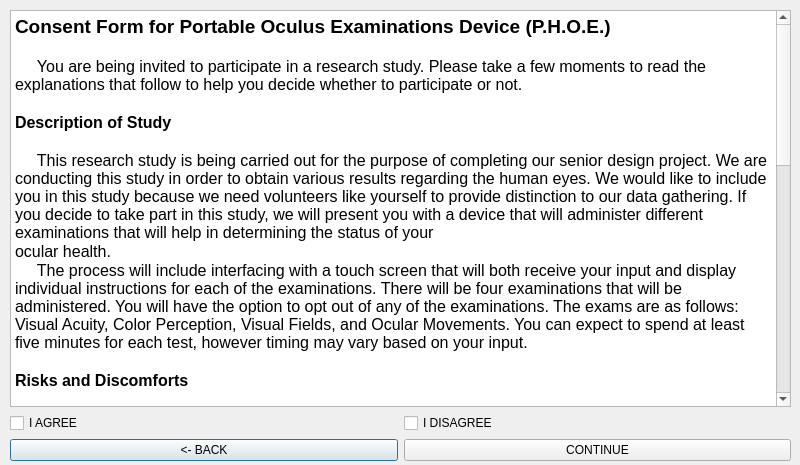
First picture: the form in Qt_Creator/projectPHOE/consent.ui, repository jdsalguer/senior_project, before the edit.
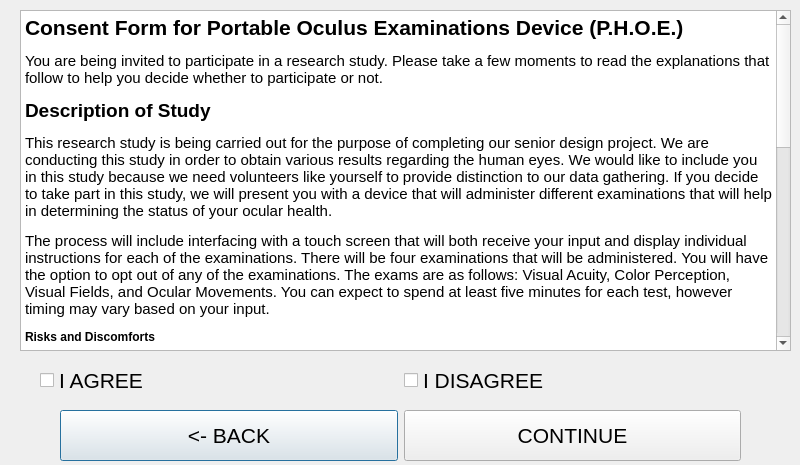
Second picture: the form after the edit.

What changed in the file:
```diff
--- a/Qt_Creator/projectPHOE/consent.ui
+++ b/Qt_Creator/projectPHOE/consent.ui
@@ -13,81 +13,122 @@
   <property name="windowTitle">
    <string>Dialog</string>
   </property>
-  <widget class="QWidget" name="">
-   <property name="geometry">
-    <rect>
-     <x>10</x>
-     <y>10</y>
-     <width>781</width>
-     <height>451</height>
-    </rect>
-   </property>
-   <layout class="QVBoxLayout" name="verticalLayout">
-    <item>
      <widget class="QTextBrowser" name="textBrowser">
+   <property name="geometry">
+    <rect>
+     <x>20</x>
+     <y>10</y>
+     <width>771</width>
+     <height>341</height>
+    </rect>
+   </property>
       <property name="html">
        <string>&lt;!DOCTYPE HTML PUBLIC &quot;-//W3C//DTD HTML 4.0//EN&quot; &quot;http://www.w3.org/TR/REC-html40/strict.dtd&quot;&gt;
 &lt;html&gt;&lt;head&gt;&lt;meta name=&quot;qrichtext&quot; content=&quot;1&quot; /&gt;&lt;style type=&quot;text/css&quot;&gt;
 p, li { white-space: pre-wrap; }
-&lt;/style&gt;&lt;/head&gt;&lt;body style=&quot; font-family:'MS Shell Dlg 2'; font-size:8.25pt; font-weight:400; font-style:normal;&quot;&gt;
-&lt;p style=&quot; margin-top:0px; margin-bottom:0px; margin-left:0px; margin-right:0px; -qt-block-indent:0; text-indent:0px;&quot;&gt;&lt;span style=&quot; font-size:14pt; font-weight:600;&quot;&gt;Consent Form for Portable Oculus Examinations Device (P.H.O.E.) &lt;/span&gt;&lt;/p&gt;
-&lt;p style=&quot;-qt-paragraph-type:empty; margin-top:0px; margin-bottom:0px; margin-left:0px; margin-right:0px; -qt-block-indent:0; text-indent:0px; font-size:12pt;&quot;&gt;&lt;br /&gt;&lt;/p&gt;
-&lt;p style=&quot; margin-top:0px; margin-bottom:0px; margin-left:0px; margin-right:0px; -qt-block-indent:0; text-indent:0px;&quot;&gt;&lt;span style=&quot; font-size:12pt;&quot;&gt;     You are being invited to participate in a research study. Please take a few moments to read the explanations that follow to help you decide whether to participate or not.&lt;/span&gt;&lt;/p&gt;
-&lt;p style=&quot;-qt-paragraph-type:empty; margin-top:0px; margin-bottom:0px; margin-left:0px; margin-right:0px; -qt-block-indent:0; text-indent:0px; font-size:12pt;&quot;&gt;&lt;br /&gt;&lt;/p&gt;
-&lt;p style=&quot; margin-top:0px; margin-bottom:0px; margin-left:0px; margin-right:0px; -qt-block-indent:0; text-indent:0px;&quot;&gt;&lt;span style=&quot; font-size:12pt; font-weight:600;&quot;&gt;Description of Study &lt;/span&gt;&lt;/p&gt;
-&lt;p style=&quot;-qt-paragraph-type:empty; margin-top:0px; margin-bottom:0px; margin-left:0px; margin-right:0px; -qt-block-indent:0; text-indent:0px; font-size:12pt;&quot;&gt;&lt;br /&gt;&lt;/p&gt;
-&lt;p style=&quot; margin-top:0px; margin-bottom:0px; margin-left:0px; margin-right:0px; -qt-block-indent:0; text-indent:0px;&quot;&gt;&lt;span style=&quot; font-size:12pt;&quot;&gt;     This research study is being carried out for the purpose of completing our senior design project. We are conducting this study in order to obtain various results regarding the human eyes. We would like to include you in this study because we need volunteers like yourself to provide distinction to our data gathering. If you decide to take part in this study, we will present you with a device that will administer different examinations that will help in determining the status of your&lt;/span&gt;&lt;/p&gt;
-&lt;p style=&quot; margin-top:0px; margin-bottom:0px; margin-left:0px; margin-right:0px; -qt-block-indent:0; text-indent:0px;&quot;&gt;&lt;span style=&quot; font-size:12pt;&quot;&gt;ocular health. &lt;/span&gt;&lt;/p&gt;
-&lt;p style=&quot; margin-top:0px; margin-bottom:0px; margin-left:0px; margin-right:0px; -qt-block-indent:0; text-indent:0px;&quot;&gt;&lt;span style=&quot; font-size:12pt;&quot;&gt;     The process will include interfacing with a touch screen that will both receive your input and display individual instructions for each of the examinations. There will be four examinations that will be administered. You will have the option to opt out of any of the examinations. The exams are as follows: Visual Acuity, Color Perception, Visual Fields, and Ocular Movements. You can expect to spend at least five minutes for each test, however timing may vary based on your input. &lt;/span&gt;&lt;/p&gt;
-&lt;p style=&quot;-qt-paragraph-type:empty; margin-top:0px; margin-bottom:0px; margin-left:0px; margin-right:0px; -qt-block-indent:0; text-indent:0px; font-size:12pt;&quot;&gt;&lt;br /&gt;&lt;/p&gt;
-&lt;p style=&quot; margin-top:0px; margin-bottom:0px; margin-left:0px; margin-right:0px; -qt-block-indent:0; text-indent:0px;&quot;&gt;&lt;span style=&quot; font-size:12pt; font-weight:600;&quot;&gt;Risks and Discomforts&lt;/span&gt;&lt;/p&gt;
-&lt;p style=&quot;-qt-paragraph-type:empty; margin-top:0px; margin-bottom:0px; margin-left:0px; margin-right:0px; -qt-block-indent:0; text-indent:0px; font-size:12pt;&quot;&gt;&lt;br /&gt;&lt;/p&gt;
-&lt;p style=&quot; margin-top:0px; margin-bottom:0px; margin-left:0px; margin-right:0px; -qt-block-indent:0; text-indent:0px;&quot;&gt;&lt;span style=&quot; font-size:12pt;&quot;&gt;     One of the examinations will require the room lighting to be turned off for a brief period of time before being turned back on. This will not cause any damage to the eyes. The screen brightness levels will also be adjusted for each examination (dimmer when closer to the device and brighter as the distance from you to the device increases) to allow for visual comfort.   &lt;/span&gt;&lt;/p&gt;
-&lt;p style=&quot;-qt-paragraph-type:empty; margin-top:0px; margin-bottom:0px; margin-left:0px; margin-right:0px; -qt-block-indent:0; text-indent:0px; font-size:12pt;&quot;&gt;&lt;br /&gt;&lt;/p&gt;
-&lt;p style=&quot; margin-top:0px; margin-bottom:0px; margin-left:0px; margin-right:0px; -qt-block-indent:0; text-indent:0px;&quot;&gt;&lt;span style=&quot; font-size:12pt; font-weight:600;&quot;&gt;Possible Benefits &lt;/span&gt;&lt;/p&gt;
-&lt;p style=&quot;-qt-paragraph-type:empty; margin-top:0px; margin-bottom:0px; margin-left:0px; margin-right:0px; -qt-block-indent:0; text-indent:0px; font-size:12pt;&quot;&gt;&lt;br /&gt;&lt;/p&gt;
-&lt;p style=&quot; margin-top:0px; margin-bottom:0px; margin-left:0px; margin-right:0px; -qt-block-indent:0; text-indent:0px;&quot;&gt;&lt;span style=&quot; font-size:12pt;&quot;&gt;     By agreeing to participate in this study you may have your data stored for a period of up to six years to allow ABET to view the project as a whole.&lt;/span&gt;&lt;/p&gt;
-&lt;p style=&quot;-qt-paragraph-type:empty; margin-top:0px; margin-bottom:0px; margin-left:0px; margin-right:0px; -qt-block-indent:0; text-indent:0px; font-size:12pt;&quot;&gt;&lt;br /&gt;&lt;/p&gt;
-&lt;p style=&quot; margin-top:0px; margin-bottom:0px; margin-left:0px; margin-right:0px; -qt-block-indent:0; text-indent:0px;&quot;&gt;&lt;span style=&quot; font-size:12pt; font-weight:600;&quot;&gt;Confidentiality of Records &lt;/span&gt;&lt;/p&gt;
-&lt;p style=&quot;-qt-paragraph-type:empty; margin-top:0px; margin-bottom:0px; margin-left:0px; margin-right:0px; -qt-block-indent:0; text-indent:0px; font-size:12pt;&quot;&gt;&lt;br /&gt;&lt;/p&gt;
-&lt;p style=&quot; margin-top:0px; margin-bottom:0px; margin-left:0px; margin-right:0px; -qt-block-indent:0; text-indent:0px;&quot;&gt;&lt;span style=&quot; font-size:12pt;&quot;&gt;     Any and all examination results will be encrypted and stored on the device. This information will only be accessed and viewed by the researchers of the device, the advisor of the project and ABET evaluators.&lt;/span&gt;&lt;/p&gt;
-&lt;p style=&quot;-qt-paragraph-type:empty; margin-top:0px; margin-bottom:0px; margin-left:0px; margin-right:0px; -qt-block-indent:0; text-indent:0px; font-size:12pt;&quot;&gt;&lt;br /&gt;&lt;/p&gt;
-&lt;p style=&quot; margin-top:0px; margin-bottom:0px; margin-left:0px; margin-right:0px; -qt-block-indent:0; text-indent:0px;&quot;&gt;&lt;span style=&quot; font-size:12pt; font-weight:600;&quot;&gt;Contact Information for Researchers, Mentors, and IRB Chair&lt;/span&gt;&lt;/p&gt;
-&lt;p style=&quot;-qt-paragraph-type:empty; margin-top:0px; margin-bottom:0px; margin-left:0px; margin-right:0px; -qt-block-indent:0; text-indent:0px; font-size:12pt;&quot;&gt;&lt;br /&gt;&lt;/p&gt;
-&lt;p style=&quot; margin-top:0px; margin-bottom:0px; margin-left:0px; margin-right:0px; -qt-block-indent:0; text-indent:0px;&quot;&gt;&lt;span style=&quot; font-size:12pt;&quot;&gt;     You are encouraged to ask any questions you may have about the study now. If you have any questions later or if you have any concerns about this study and your participation in it, please feel free to contact Aleesha Feole (feolea@sunyit.edu), Juan Salguero (salguej@sunyit.edu), and Lesther Reynoso (reynosl@sunyit.edu). You may also contact William Thisleton (thistlet@sunyit.edu), Jennifer Klimek-Yingling (klimekj@sunyit.edu) and Timothy Busch (buscht1@sunyit.edu). &lt;/span&gt;&lt;/p&gt;
-&lt;p style=&quot;-qt-paragraph-type:empty; margin-top:0px; margin-bottom:0px; margin-left:0px; margin-right:0px; -qt-block-indent:0; text-indent:0px; font-size:12pt;&quot;&gt;&lt;br /&gt;&lt;/p&gt;
-&lt;p style=&quot; margin-top:0px; margin-bottom:0px; margin-left:0px; margin-right:0px; -qt-block-indent:0; text-indent:0px;&quot;&gt;&lt;span style=&quot; font-size:12pt; font-weight:600;&quot;&gt;Statement that Research is Voluntary &lt;/span&gt;&lt;/p&gt;
-&lt;p style=&quot;-qt-paragraph-type:empty; margin-top:0px; margin-bottom:0px; margin-left:0px; margin-right:0px; -qt-block-indent:0; text-indent:0px; font-size:12pt;&quot;&gt;&lt;br /&gt;&lt;/p&gt;
-&lt;p style=&quot; margin-top:0px; margin-bottom:0px; margin-left:0px; margin-right:0px; -qt-block-indent:0; text-indent:0px;&quot;&gt;&lt;span style=&quot; font-size:12pt;&quot;&gt;     Your participation in this study is entirely voluntary. If you choose not to participate you will experience no adverse treatment. Throughout the examination you will have the option to opt out of any examination(s) you wish not to take. Also, you are free to withdraw from the study at any time, for any reason.&lt;/span&gt;&lt;/p&gt;
-&lt;p style=&quot;-qt-paragraph-type:empty; margin-top:0px; margin-bottom:0px; margin-left:0px; margin-right:0px; -qt-block-indent:0; text-indent:0px; font-size:12pt;&quot;&gt;&lt;br /&gt;&lt;/p&gt;
-&lt;p style=&quot; margin-top:0px; margin-bottom:0px; margin-left:0px; margin-right:0px; -qt-block-indent:0; text-indent:0px;&quot;&gt;&lt;span style=&quot; font-size:12pt; font-weight:600;&quot;&gt;Statement of Consent&lt;/span&gt;&lt;/p&gt;
-&lt;p style=&quot;-qt-paragraph-type:empty; margin-top:0px; margin-bottom:0px; margin-left:0px; margin-right:0px; -qt-block-indent:0; text-indent:0px; font-size:12pt;&quot;&gt;&lt;br /&gt;&lt;/p&gt;
-&lt;p style=&quot; margin-top:0px; margin-bottom:0px; margin-left:0px; margin-right:0px; -qt-block-indent:0; text-indent:0px;&quot;&gt;&lt;span style=&quot; font-size:12pt;&quot;&gt;     I have read the above information, and have received answers to any questions I have asked. I freely consent to take part in the study.&lt;/span&gt;&lt;/p&gt;&lt;/body&gt;&lt;/html&gt;</string>
-      </property>
-     </widget>
-    </item>
-    <item>
-     <layout class="QHBoxLayout" name="horizontalLayout_2">
+&lt;/style&gt;&lt;/head&gt;&lt;body style=&quot; font-family:'Ubuntu'; font-size:11pt; font-weight:400; font-style:normal;&quot;&gt;
+&lt;p style=&quot; margin-top:12px; margin-bottom:0px; margin-left:0px; margin-right:0px; -qt-block-indent:0; text-indent:0px; line-height:100%;&quot;&gt;&lt;span style=&quot; font-size:16pt; font-weight:600;&quot;&gt;Consent Form for Portable Oculus Examinations Device (P.H.O.E.) &lt;/span&gt;&lt;/p&gt;
+&lt;p style=&quot; margin-top:12px; margin-bottom:0px; margin-left:0px; margin-right:0px; -qt-block-indent:0; text-indent:0px; line-height:100%;&quot;&gt;You are being invited to participate in a research study. Please take a few moments to read the explanations that follow to help you decide whether to participate or not.&lt;/p&gt;
+&lt;p style=&quot; margin-top:12px; margin-bottom:0px; margin-left:0px; margin-right:0px; -qt-block-indent:0; text-indent:0px; line-height:100%;&quot;&gt;&lt;span style=&quot; font-size:14pt; font-weight:600;&quot;&gt;Description of Study&lt;/span&gt;&lt;/p&gt;
+&lt;p style=&quot; margin-top:12px; margin-bottom:0px; margin-left:0px; margin-right:0px; -qt-block-indent:0; text-indent:0px; line-height:100%;&quot;&gt;This research study is being carried out for the purpose of completing our senior design project. We are conducting this study in order to obtain various results regarding the human eyes. We would like to include you in this study because we need volunteers like yourself to provide distinction to our data gathering. If you decide to take part in this study, we will present you with a device that will administer different examinations that will help in determining the status of your ocular health. &lt;/p&gt;
+&lt;p style=&quot; margin-top:12px; margin-bottom:0px; margin-left:0px; margin-right:0px; -qt-block-indent:0; text-indent:0px; line-height:100%;&quot;&gt;&lt;a name=&quot;_GoBack&quot;&gt;&lt;/a&gt;The process will include interfacing with a touch screen that will both receive your input and display individual instructions for each of the examinations. There will be four examinations that will be administered. You will have the option to opt out of any of the examinations. The exams are as follows: Visual Acuity, Color Perception, Visual Fields, and Ocular Movements. You can expect to spend at least five minutes for each test, however timing may vary based on your input. &lt;/p&gt;
+&lt;p style=&quot; margin-top:12px; margin-bottom:12px; margin-left:0px; margin-right:0px; -qt-block-indent:0; text-indent:0px;&quot;&gt;&lt;span style=&quot; font-family:'Times New Roman, serif'; font-size:medium; font-weight:600;&quot;&gt;Risks and Discomforts&lt;/span&gt;&lt;/p&gt;
+&lt;p style=&quot; margin-top:12px; margin-bottom:0px; margin-left:0px; margin-right:0px; -qt-block-indent:0; text-indent:0px; line-height:100%;&quot;&gt;One of the examinations will require the room lighting to be turned off for a brief period of time before being turned back on. This will not cause any damage to the eyes. The screen brightness levels will also be adjusted for each examination (dimmer when closer to the device and brighter as the distance from you to the device increases) to allow for visual comfort. &lt;/p&gt;
+&lt;p style=&quot; margin-top:12px; margin-bottom:12px; margin-left:0px; margin-right:0px; -qt-block-indent:0; text-indent:0px;&quot;&gt;&lt;span style=&quot; font-family:'Times New Roman, serif'; font-size:medium; font-weight:600;&quot;&gt;Possible Benefits&lt;/span&gt;&lt;/p&gt;
+&lt;p style=&quot; margin-top:12px; margin-bottom:0px; margin-left:0px; margin-right:0px; -qt-block-indent:0; text-indent:0px; line-height:100%;&quot;&gt;By agreeing to participate in this study you may have your data stored for a period of up to six years to allow ABET to view the project as a whole.&lt;/p&gt;
+&lt;p style=&quot; margin-top:12px; margin-bottom:12px; margin-left:0px; margin-right:0px; -qt-block-indent:0; text-indent:0px;&quot;&gt;&lt;span style=&quot; font-family:'Times New Roman, serif'; font-size:medium; font-weight:600;&quot;&gt;Confidentiality of Records&lt;/span&gt;&lt;/p&gt;
+&lt;p style=&quot; margin-top:12px; margin-bottom:0px; margin-left:0px; margin-right:0px; -qt-block-indent:0; text-indent:0px; line-height:100%;&quot;&gt;Any and all examination results will be encrypted and stored on the device. This information will only be accessed and viewed by the researchers of the device, the advisor of the project and ABET evaluators.&lt;/p&gt;
+&lt;p style=&quot; margin-top:12px; margin-bottom:12px; margin-left:0px; margin-right:0px; -qt-block-indent:0; text-indent:0px;&quot;&gt;&lt;span style=&quot; font-family:'Times New Roman, serif'; font-size:medium; font-weight:600;&quot;&gt;Contact Information for Researchers, Mentors, and IRB Chair&lt;/span&gt;&lt;/p&gt;
+&lt;p style=&quot; margin-top:12px; margin-bottom:0px; margin-left:0px; margin-right:0px; -qt-block-indent:0; text-indent:0px; line-height:100%;&quot;&gt;You are encouraged to ask any questions you may have about the study now. If you have any questions later or if you have any concerns about this study and your participation in it, please feel free to contact Aleesha Feole (feolea@sunyit.edu), Juan Salguero (salguej@sunyit.edu), and Lesther Reynoso (reynosl@sunyit.edu). You may also contact William Thisleton (thistlet@sunyit.edu), Jennifer Klimek-Yingling (klimekj@sunyit.edu) and Timothy Busch (buscht1@sunyit.edu).&lt;/p&gt;
+&lt;p style=&quot; margin-top:12px; margin-bottom:12px; margin-left:0px; margin-right:0px; -qt-block-indent:0; text-indent:0px;&quot;&gt;&lt;span style=&quot; font-family:'Times New Roman, serif'; font-size:medium; font-weight:600;&quot;&gt;Statement that Research is Voluntary &lt;/span&gt;&lt;/p&gt;
+&lt;p style=&quot; margin-top:12px; margin-bottom:0px; margin-left:0px; margin-right:0px; -qt-block-indent:0; text-indent:0px; line-height:100%;&quot;&gt;Your participation in this study is entirely voluntary. If you choose not to participate you will experience no adverse treatment. Throughout the examination you will have the option to opt out of any examination(s) you wish not to take. Also, you are free to withdraw from the study at any time, for any reason.&lt;/p&gt;
+&lt;p style=&quot; margin-top:12px; margin-bottom:0px; margin-left:0px; margin-right:0px; -qt-block-indent:0; text-indent:0px; line-height:100%;&quot;&gt;&lt;span style=&quot; font-size:14pt; font-weight:600;&quot;&gt;Statement of Consent&lt;/span&gt;&lt;/p&gt;
+&lt;p style=&quot; margin-top:12px; margin-bottom:0px; margin-left:0px; margin-right:0px; -qt-block-indent:0; text-indent:0px; line-height:100%;&quot;&gt;I have read the above information, and have received answers to any questions I have asked. I freely consent to take part in the study. &lt;/p&gt;&lt;/body&gt;&lt;/html&gt;</string>
+   </property>
+  </widget>
+  <widget class="QWidget" name="">
+   <property name="geometry">
+    <rect>
+     <x>40</x>
+     <y>360</y>
+     <width>721</width>
+     <height>41</height>
+    </rect>
+   </property>
+   <layout class="QHBoxLayout" name="horizontalLayout">
       <item>
        <widget class="QCheckBox" name="agreecheckBox">
+      <property name="sizePolicy">
+       <sizepolicy hsizetype="Minimum" vsizetype="Expanding">
+        <horstretch>0</horstretch>
+        <verstretch>0</verstretch>
+       </sizepolicy>
+      </property>
+      <property name="font">
+       <font>
+        <pointsize>16</pointsize>
+       </font>
+      </property>
         <property name="text">
          <string>I AGREE</string>
         </property>
+      <property name="iconSize">
+       <size>
+        <width>32</width>
+        <height>32</height>
+       </size>
+      </property>
        </widget>
       </item>
       <item>
        <widget class="QCheckBox" name="disagreecheckBox">
+      <property name="sizePolicy">
+       <sizepolicy hsizetype="Minimum" vsizetype="Expanding">
+        <horstretch>0</horstretch>
+        <verstretch>0</verstretch>
+       </sizepolicy>
+      </property>
+      <property name="font">
+       <font>
+        <pointsize>16</pointsize>
+       </font>
+      </property>
         <property name="text">
          <string>I DISAGREE</string>
         </property>
+      <property name="iconSize">
+       <size>
+        <width>32</width>
+        <height>32</height>
+       </size>
+      </property>
        </widget>
       </item>
      </layout>
-    </item>
-    <item>
-     <layout class="QHBoxLayout" name="horizontalLayout">
+  </widget>
+  <widget class="QWidget" name="">
+   <property name="geometry">
+    <rect>
+     <x>60</x>
+     <y>410</y>
+     <width>681</width>
+     <height>51</height>
+    </rect>
+   </property>
+   <layout class="QHBoxLayout" name="horizontalLayout_2">
       <item>
        <widget class="QPushButton" name="consentbackButton">
+      <property name="sizePolicy">
+       <sizepolicy hsizetype="Minimum" vsizetype="Expanding">
+        <horstretch>0</horstretch>
+        <verstretch>0</verstretch>
+       </sizepolicy>
+      </property>
+      <property name="font">
+       <font>
+        <pointsize>16</pointsize>
+       </font>
+      </property>
         <property name="text">
          <string>&lt;- BACK</string>
         </property>
@@ -95,12 +136,21 @@
       </item>
       <item>
        <widget class="QPushButton" name="consentcontButton">
+      <property name="sizePolicy">
+       <sizepolicy hsizetype="Minimum" vsizetype="Expanding">
+        <horstretch>0</horstretch>
+        <verstretch>0</verstretch>
+       </sizepolicy>
+      </property>
+      <property name="font">
+       <font>
+        <pointsize>16</pointsize>
+       </font>
+      </property>
         <property name="text">
          <string>CONTINUE</string>
         </property>
        </widget>
-      </item>
-     </layout>
     </item>
    </layout>
   </widget>
```
Lines whose indentation alone changed are shown as unchanged.
